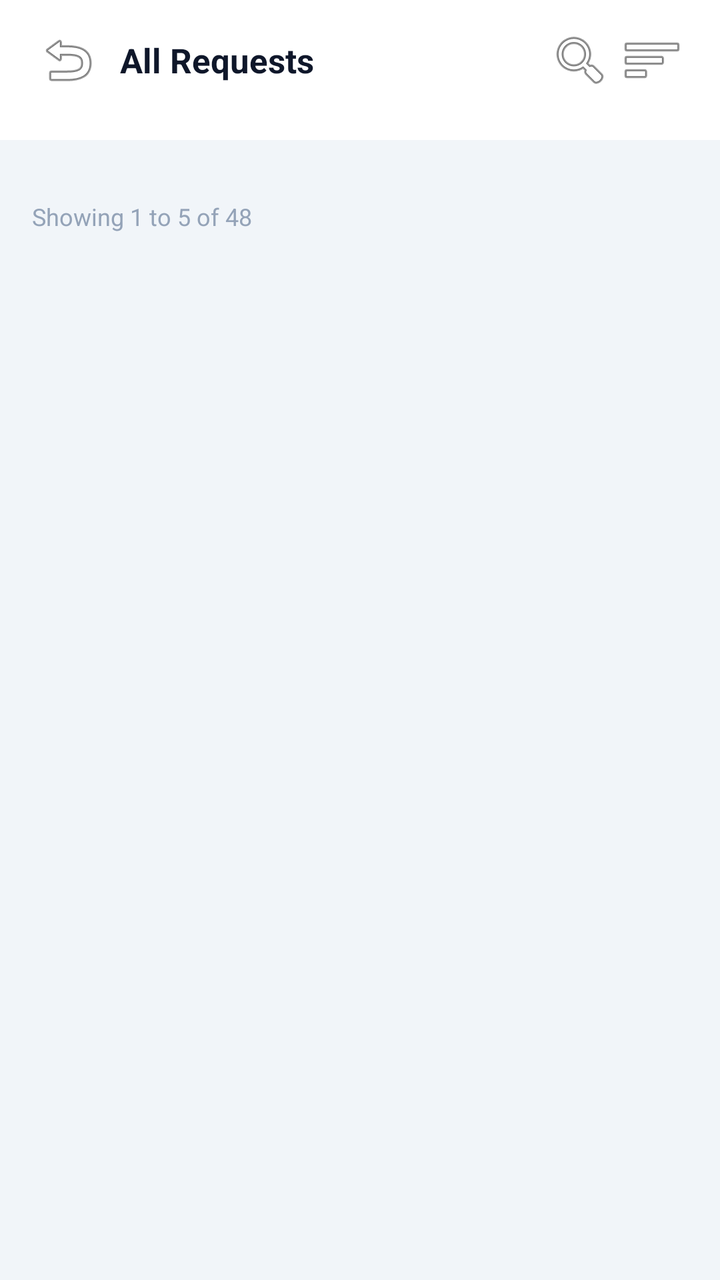
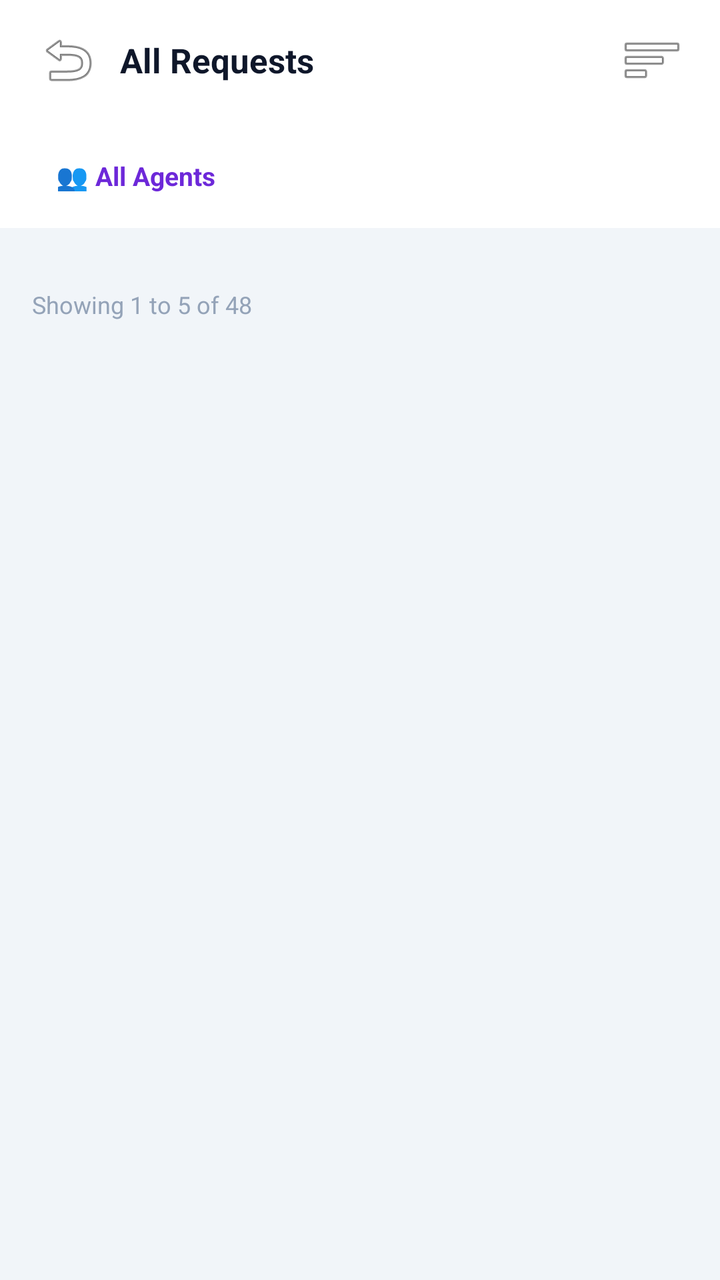

Compare the two renders of this Android layout. The source of the first and the diff that turns it into the second are given below.
<!-- AndroidManifest.xml: application theme Theme.DataBridge -->
<!-- res/layout/fragment_petty_cash_all_requests.xml -->
<?xml version="1.0" encoding="utf-8"?>
<FrameLayout
    xmlns:android="http://schemas.android.com/apk/res/android"
    xmlns:app="http://schemas.android.com/apk/res-auto"
    android:layout_width="match_parent"
    android:layout_height="match_parent"
    android:background="#F1F5F9">

    <LinearLayout
        android:layout_width="match_parent"
        android:layout_height="match_parent"
        android:orientation="vertical">

        
        <LinearLayout
            android:layout_width="match_parent"
            android:layout_height="wrap_content"
            android:orientation="horizontal"
            android:gravity="center_vertical"
            android:paddingHorizontal="16dp"
            android:paddingVertical="12dp"
            android:background="#FFFFFF">

            <ImageButton
                android:id="@+id/btnPcAllReqBack"
                android:layout_width="36dp"
                android:layout_height="36dp"
                android:src="@android:drawable/ic_menu_revert"
                android:background="?attr/selectableItemBackgroundBorderless"
                android:contentDescription="Back" />

            <TextView
                android:layout_width="0dp"
                android:layout_weight="1"
                android:layout_height="wrap_content"
                android:text="All Requests"
                android:textSize="17sp"
                android:textStyle="bold"
                android:textColor="#0F172A"
                android:layout_marginStart="8dp" />

            <ImageButton
                android:id="@+id/btnPcAllReqSearch"
                android:layout_width="36dp"
                android:layout_height="36dp"
                android:src="@android:drawable/ic_menu_search"
                android:background="?attr/selectableItemBackgroundBorderless"
                android:contentDescription="Search" />

            <ImageButton
                android:id="@+id/btnPcAllReqFilter"
                android:layout_width="36dp"
                android:layout_height="36dp"
                android:src="@android:drawable/ic_menu_sort_by_size"
                android:background="?attr/selectableItemBackgroundBorderless"
                android:contentDescription="Filter" />
        </LinearLayout>

        
        <HorizontalScrollView
            android:layout_width="match_parent"
            android:layout_height="wrap_content"
            android:background="#FFFFFF"
            android:scrollbars="none">

            <LinearLayout
                android:id="@+id/layoutPcAllReqTabs"
                android:layout_width="wrap_content"
                android:layout_height="wrap_content"
                android:orientation="horizontal"
                android:paddingHorizontal="12dp"
                android:paddingBottom="10dp" />
        </HorizontalScrollView>

        <ProgressBar
            android:id="@+id/pbPcAllReqLoading"
            android:layout_width="wrap_content"
            android:layout_height="wrap_content"
            android:layout_gravity="center"
            android:layout_marginTop="60dp"
            android:visibility="gone" />

        <LinearLayout
            android:id="@+id/layoutPcAllReqError"
            android:layout_width="match_parent"
            android:layout_height="wrap_content"
            android:orientation="vertical"
            android:gravity="center"
            android:padding="24dp"
            android:visibility="gone">

            <TextView
                android:id="@+id/tvPcAllReqError"
                android:layout_width="wrap_content"
                android:layout_height="wrap_content"
                android:textColor="#B91C1C"
                android:gravity="center" />

            <Button
                android:id="@+id/btnPcAllReqRetry"
                android:layout_width="wrap_content"
                android:layout_height="wrap_content"
                android:layout_marginTop="12dp"
                android:text="Retry"
                android:textAllCaps="false" />
        </LinearLayout>

        <ScrollView
            android:id="@+id/scrollPcAllReq"
            android:layout_width="match_parent"
            android:layout_height="0dp"
            android:layout_weight="1"
            android:fillViewport="true"
            android:clipToPadding="false"
            android:paddingBottom="16dp">

            <LinearLayout
                android:layout_width="match_parent"
                android:layout_height="wrap_content"
                android:orientation="vertical"
                android:padding="16dp">

                <androidx.cardview.widget.CardView
                    android:layout_width="match_parent"
                    android:layout_height="wrap_content"
                    app:cardCornerRadius="16dp"
                    app:cardElevation="1dp">

                    <LinearLayout
                        android:id="@+id/layoutPcAllReqList"
                        android:layout_width="match_parent"
                        android:layout_height="wrap_content"
                        android:orientation="vertical" />
                </androidx.cardview.widget.CardView>

                
                <LinearLayout
                    android:layout_width="match_parent"
                    android:layout_height="wrap_content"
                    android:orientation="horizontal"
                    android:gravity="center_vertical"
                    android:layout_marginTop="14dp">

                    <TextView
                        android:id="@+id/tvPcAllReqPageInfo"
                        android:layout_width="0dp"
                        android:layout_weight="1"
                        android:layout_height="wrap_content"
                        android:text="Showing 1 to 5 of 48"
                        android:textSize="12sp"
                        android:textColor="#94A3B8" />

                    <LinearLayout
                        android:id="@+id/layoutPcAllReqPageButtons"
                        android:layout_width="wrap_content"
                        android:layout_height="wrap_content"
                        android:orientation="horizontal" />
                </LinearLayout>

            </LinearLayout>
        </ScrollView>
    </LinearLayout>
</FrameLayout>
<!-- resources referenced by this layout -->
<resources>
  <style name="Theme.DataBridge" parent="Theme.MaterialComponents.DayNight.NoActionBar">
      <item name="colorPrimary">#00d4ff</item>
      <item name="colorPrimaryVariant">#16213e</item>
      <item name="colorOnPrimary">#ffffff</item>
      <item name="colorSecondary">#00d4ff</item>
      <item name="android:statusBarColor">#1a1a2e</item>
  </style>
</resources>

<!-- the commit's change to res/layout/fragment_petty_cash_all_requests.xml (unified diff, before → after) -->
@@ -29,26 +29,33 @@
                 android:background="?attr/selectableItemBackgroundBorderless"
                 android:contentDescription="Back" />
 
-            <TextView
-                android:layout_width="0dp"
-                android:layout_weight="1"
-                android:layout_height="wrap_content"
-                android:text="All Requests"
-                android:textSize="17sp"
-                android:textStyle="bold"
-                android:textColor="#0F172A"
-                android:layout_marginStart="8dp" />
-
-            <ImageButton
-                android:id="@+id/btnPcAllReqSearch"
-                android:layout_width="36dp"
-                android:layout_height="36dp"
-                android:src="@android:drawable/ic_menu_search"
-                android:background="?attr/selectableItemBackgroundBorderless"
-                android:contentDescription="Search" />
-
-            <ImageButton
-                android:id="@+id/btnPcAllReqFilter"
+                <TextView
+                    android:layout_width="0dp"
+                    android:layout_weight="1"
+                    android:layout_height="wrap_content"
+                    android:text="All Requests"
+                    android:textSize="17sp"
+                    android:textStyle="bold"
+                    android:textColor="#0F172A"
+                    android:layout_marginStart="8dp" />
+
+                <TextView
+                    android:id="@+id/btnPcAllReqSelect"
+                    android:layout_width="wrap_content"
+                    android:layout_height="36dp"
+                    android:gravity="center"
+                    android:text="Select"
+                    android:textSize="13sp"
+                    android:textStyle="bold"
+                    android:textColor="#059669"
+                    android:paddingHorizontal="10dp"
+                    android:background="?attr/selectableItemBackgroundBorderless"
+                    android:contentDescription="Bulk select"
+                    android:visibility="gone" />
+
+                
+                <ImageButton
+                    android:id="@+id/btnPcAllReqFilter"
                 android:layout_width="36dp"
                 android:layout_height="36dp"
                 android:src="@android:drawable/ic_menu_sort_by_size"
@@ -71,6 +78,50 @@
                 android:paddingHorizontal="12dp"
                 android:paddingBottom="10dp" />
         </HorizontalScrollView>
+
+        
+        <LinearLayout
+            android:layout_width="match_parent"
+            android:layout_height="wrap_content"
+            android:orientation="horizontal"
+            android:gravity="center_vertical"
+            android:background="#FFFFFF"
+            android:paddingHorizontal="16dp"
+            android:paddingBottom="8dp">
+
+            <TextView
+                android:id="@+id/tvPcAllReqAgent"
+                android:layout_width="wrap_content"
+                android:layout_height="36dp"
+                android:gravity="center_vertical"
+                android:text="👥 All Agents"
+                android:textSize="13sp"
+                android:textStyle="bold"
+                android:textColor="#6D28D9"
+                android:background="@drawable/bg_pc_tab_inactive"
+                android:paddingHorizontal="12dp" />
+
+            <TextView
+                android:id="@+id/tvPcAllReqSelectAll"
+                android:layout_width="wrap_content"
+                android:layout_height="36dp"
+                android:gravity="center_vertical"
+                android:text="Select all"
+                android:textSize="13sp"
+                android:textStyle="bold"
+                android:textColor="#059669"
+                android:paddingHorizontal="10dp"
+                android:visibility="gone" />
+
+            <TextView
+                android:id="@+id/tvPcAllReqSummary"
+                android:layout_width="0dp"
+                android:layout_weight="1"
+                android:layout_height="wrap_content"
+                android:gravity="end"
+                android:textSize="12sp"
+                android:textColor="#64748B" />
+        </LinearLayout>
 
         <ProgressBar
             android:id="@+id/pbPcAllReqLoading"
@@ -159,5 +210,53 @@
 
             </LinearLayout>
         </ScrollView>
+
+        
+        <LinearLayout
+            android:id="@+id/layoutPcAllReqBulkBar"
+            android:layout_width="match_parent"
+            android:layout_height="wrap_content"
+            android:orientation="horizontal"
+            android:gravity="center_vertical"
+            android:background="#FFFFFF"
+            android:elevation="8dp"
+            android:paddingHorizontal="16dp"
+            android:paddingVertical="10dp"
+            android:visibility="gone">
+
+            <TextView
+                android:id="@+id/tvPcAllReqBulkSummary"
+                android:layout_width="0dp"
+                android:layout_weight="1"
+                android:layout_height="wrap_content"
+                android:textSize="13sp"
+                android:textStyle="bold"
+                android:textColor="#0F172A" />
+
+            <TextView
+                android:id="@+id/btnPcAllReqBulkCancel"
+                android:layout_width="wrap_content"
+                android:layout_height="40dp"
+                android:gravity="center"
+                android:text="Cancel"
+                android:textSize="13sp"
+                android:textStyle="bold"
+                android:textColor="#374151"
+                android:backgroundTint="#F3F4F6"
+                android:paddingHorizontal="14dp"
+                android:layout_marginEnd="8dp" />
+
+            <TextView
+                android:id="@+id/btnPcAllReqBulkUpdate"
+                android:layout_width="wrap_content"
+                android:layout_height="40dp"
+                android:gravity="center"
+                android:text="Update"
+                android:textSize="13sp"
+                android:textStyle="bold"
+                android:textColor="#FFFFFF"
+                android:backgroundTint="#059669"
+                android:paddingHorizontal="18dp" />
+        </LinearLayout>
     </LinearLayout>
 </FrameLayout>
<!-- resource entries referenced after the edit -->
@@ -1,5 +1,12 @@
 <!-- resources referenced by this layout -->
 <resources>
+  <!-- drawable bg_pc_tab_inactive (drawable) -->
+  <?xml version="1.0" encoding="utf-8"?>
+  <shape xmlns:android="http://schemas.android.com/apk/res/android"
+      android:shape="rectangle">
+      <solid android:color="#00000000" />
+      <corners android:radius="10dp" />
+  </shape>
   <style name="Theme.DataBridge" parent="Theme.MaterialComponents.DayNight.NoActionBar">
       <item name="colorPrimary">#00d4ff</item>
       <item name="colorPrimaryVariant">#16213e</item>
